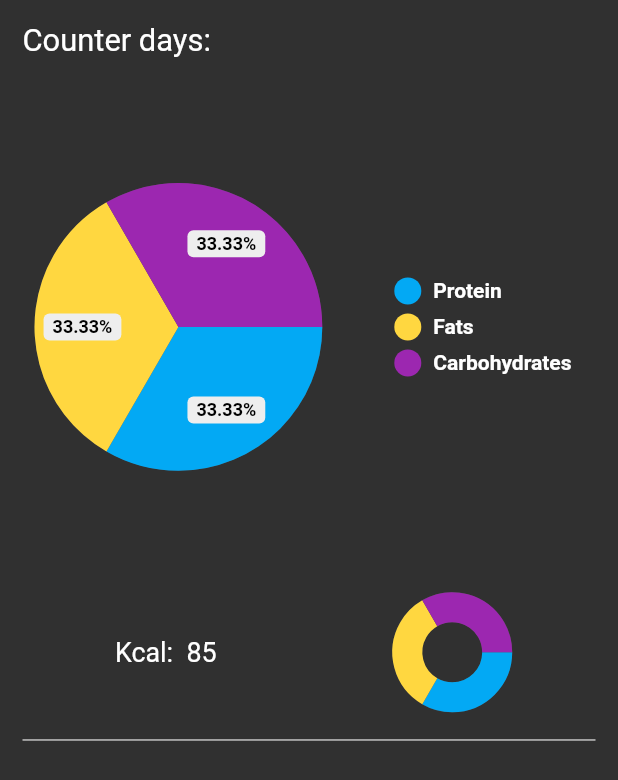
After one commit to KamilNibisz14/calorie_calculator, a Flutter app: the SummaryPage screen opened by its route, on a phone screen of 412 x 824 dp. The commit adds this screen. Shown: the top 780 px of the screen. Run offline on Flutter 3.47's test engine with Material 2 defaults, Android fonts, the phone set to English and light mode, and no system bars; drawn by our look-alikes of pie_chart; our stand-ins replace bloc, equatable, firebase_auth, firebase_core, flutter_bloc, form_builder_validators and 1 more; accounts and stored records are empty.

Commit message:
add summary page

```diff
--- a/lib/core/constants.dart
+++ b/lib/core/constants.dart
@@ -3,6 +3,10 @@ import 'package:flutter/material.dart';
 const Color mainColor = Color.fromARGB(255, 50, 80, 200);
 const bottomBarColor = Color(0xFF2A2A2A);
 const menuIconColor = Color(0xFFE1E1E1);
+const proteinColor = Colors.lightBlue;
+const fatsColor = Colors.amberAccent;
+const carbohydratesColor = Colors.purple;
+
 
 const getAccessInputDecoration = InputDecoration(
   enabledBorder: UnderlineInputBorder(
--- a/lib/features/calculate_day_calories/presentation/widgets/calorie_counter_widget.dart
+++ b/lib/features/calculate_day_calories/presentation/widgets/calorie_counter_widget.dart
@@ -34,7 +34,7 @@ class CalorieCounterWidget extends StatelessWidget {
                 unit: "g",
                 value: state.caloriesThroughoutTheDay.protein,
                 maxValue: state.calorieData.protein,
-                color: Colors.lightBlue,
+                color: proteinColor,
               )),
               Expanded(
                   child: BottomBarKcalWidget(
@@ -42,7 +42,7 @@ class CalorieCounterWidget extends StatelessWidget {
                 unit: "g",
                 value: state.caloriesThroughoutTheDay.fats,
                 maxValue: state.calorieData.fats,
-                color: Colors.amberAccent,
+                color: fatsColor,
               )),
               Expanded(
                   child: BottomBarKcalWidget(
@@ -50,7 +50,7 @@ class CalorieCounterWidget extends StatelessWidget {
                 unit: "g",
                 value: state.caloriesThroughoutTheDay.carbohydrates,
                 maxValue: state.calorieData.carbohydrates,
-                color: Colors.purple,
+                color: carbohydratesColor,
               )),
             ],
           );
--- /dev/null
+++ b/lib/features/summary/presentation/pages/summary_page.dart
@@ -0,0 +1,48 @@
+import 'package:flutter/material.dart';
+
+import '../widgets/day_data_widget.dart';
+import '../widgets/main_pie_chart.dart';
+
+class SummaryPage extends StatelessWidget {
+  static const id = "summary_page_id";
+  const SummaryPage({super.key});
+
+  @override
+  Widget build(BuildContext context) {
+    double screenWidth = MediaQuery.of(context).size.width;
+    double fontSize = screenWidth / 20;
+    return Scaffold(
+      body: SafeArea(
+        child: Padding(
+          padding: const EdgeInsets.all(15),
+          child: Column(
+            crossAxisAlignment: CrossAxisAlignment.start,
+            children: [
+              Text(
+                "Counter days: ",
+                style: TextStyle(
+                  fontSize: fontSize
+                ),
+              ),
+              MainPieChart(
+                carbohydratesValue: 5,
+                proteinValue: 5,
+                fatsValue: 5,
+              ),
+              Column(
+                crossAxisAlignment: CrossAxisAlignment.center,
+                children: [
+                  DayDataWidget(
+                    proteinValue: 5,
+                    fatsValue: 5,
+                    carbohydratesValue: 5,
+                  )
+                ],
+              ),
+            ],
+          ),
+        ),
+      ),
+    );
+  }
+}
--- /dev/null
+++ b/lib/features/summary/presentation/widgets/day_data_pie_chart.dart
@@ -0,0 +1,48 @@
+import 'package:flutter/material.dart';
+import 'package:pie_chart/pie_chart.dart';
+
+import '../../../../core/constants.dart';
+
+// ignore: must_be_immutable
+class DayDataPieChart extends StatelessWidget {
+  DayDataPieChart({
+    required this.carbohydratesValue,
+    required this.fatsValue,
+    required this.proteinValue,
+    super.key
+  });
+  double proteinValue;
+  double fatsValue;
+  double carbohydratesValue;
+
+  @override
+  Widget build(BuildContext context) {
+
+    double finalValue = carbohydratesValue + proteinValue + fatsValue;
+
+    final dataMap = <String, double>{
+      "Protein": proteinValue,
+      "Fats": fatsValue,
+      "Carbohydrates": carbohydratesValue,
+    };
+    final colorList = <Color>[
+      proteinColor,
+      fatsColor,
+      carbohydratesColor,
+    ];
+
+    return PieChart(
+      dataMap: dataMap,
+      chartType: ChartType.ring,
+      baseChartColor: Colors.grey[50]!.withOpacity(0.15),
+      colorList: colorList,
+      legendOptions: const LegendOptions(
+        showLegends: false
+      ),
+      chartValuesOptions: const ChartValuesOptions(
+        showChartValues: false
+      ),
+      totalValue: finalValue,
+    );
+  }
+}
--- /dev/null
+++ b/lib/features/summary/presentation/widgets/day_data_widget.dart
@@ -0,0 +1,56 @@
+import 'package:flutter/material.dart';
+
+import 'day_data_pie_chart.dart';
+
+class DayDataWidget extends StatelessWidget {
+  DayDataWidget({
+    required this.carbohydratesValue,
+    required this.fatsValue,
+    required this.proteinValue,
+    super.key
+  });
+  double proteinValue;
+  double fatsValue;
+  double carbohydratesValue;
+
+  @override
+  Widget build(BuildContext context) {
+    double screenWidth = MediaQuery.of(context).size.width;
+    double screenHeight = MediaQuery.of(context).size.height;
+    double fontSize = screenWidth / 23;
+    double dayDataHeight = screenHeight / 8.5;
+
+    int kcal = (4 *carbohydratesValue + 4 * proteinValue + 9 * fatsValue).ceil();
+
+    return Container(
+      padding: EdgeInsets.only(bottom: 20),
+      decoration: BoxDecoration(
+        border: Border(
+          bottom: BorderSide(width: 1, color: Colors.white70)
+        )
+      ),
+      height: dayDataHeight,
+      child: Row(
+        mainAxisAlignment: MainAxisAlignment.start,
+        children:[
+          Expanded(
+            child: Text(
+              "Kcal:  $kcal",
+              textAlign: TextAlign.center,
+              style: TextStyle(
+                fontSize: fontSize
+              ),
+            )
+          ),
+          Expanded(
+            child: DayDataPieChart(
+              proteinValue: proteinValue,
+              fatsValue: fatsValue,
+              carbohydratesValue: carbohydratesValue,
+            )
+          )
+        ]
+      ),
+    );
+  }
+}
--- /dev/null
+++ b/lib/features/summary/presentation/widgets/main_pie_chart.dart
@@ -0,0 +1,51 @@
+import 'package:calorie_calculator/core/constants.dart';
+import 'package:flutter/material.dart';
+import 'package:pie_chart/pie_chart.dart';
+
+
+// ignore: must_be_immutable
+class MainPieChart extends StatelessWidget {
+  MainPieChart({
+    required this.carbohydratesValue,
+    required this.fatsValue,
+    required this.proteinValue,
+    super.key
+  });
+  double proteinValue;
+  double fatsValue;
+  double carbohydratesValue;
+
+  @override
+  Widget build(BuildContext context) {
+
+    double finalValue = carbohydratesValue + proteinValue + fatsValue;
+
+    final dataMap = <String, double>{
+      "Protein": proteinValue,
+      "Fats": fatsValue,
+      "Carbohydrates": carbohydratesValue,
+    };
+    final colorList = <Color>[
+      proteinColor,
+      fatsColor,
+      carbohydratesColor,
+    ];
+    return Container(
+      margin: const EdgeInsets.symmetric(vertical: 75),
+      child: PieChart(
+        dataMap: dataMap,
+        chartType: ChartType.disc,
+        baseChartColor: Colors.grey[50]!.withOpacity(0.15),
+        colorList: colorList,
+        legendOptions: const LegendOptions(
+          legendPosition: LegendPosition.right
+        ),
+        chartValuesOptions: const ChartValuesOptions(
+          showChartValuesInPercentage: true,
+          decimalPlaces: 2
+        ),
+        totalValue: finalValue,
+      ),
+    );
+  }
+}
--- a/lib/main.dart
+++ b/lib/main.dart
@@ -1,5 +1,6 @@
 import 'package:calorie_calculator/features/fill_user_data/presentation/pages/fill_user_data_page.dart';
 import 'package:calorie_calculator/features/menu/presentation/pages/main_menu_page.dart';
+import 'package:calorie_calculator/features/summary/presentation/pages/summary_page.dart';
 import 'package:firebase_core/firebase_core.dart';
 import 'package:flutter/material.dart';
 import 'package:flutter/services.dart';
@@ -51,7 +52,8 @@ class MyApp extends StatelessWidget {
         FillUserDataPage.id: (context) => const FillUserDataPage(),
         GetAccessPage.id: (context) => const GetAccessPage(),
         CalculateDayCaloriesPage.id : (context) => const CalculateDayCaloriesPage(),
-        AboutPage.id : (context) => const AboutPage()
+        AboutPage.id : (context) => const AboutPage(),
+        SummaryPage.id : (context) => const SummaryPage()
       },
     );
   }
--- a/pubspec.yaml
+++ b/pubspec.yaml
@@ -44,6 +44,7 @@ dependencies:
   firebase_auth: ^4.1.0
   cloud_firestore: ^4.0.3
   get_it: ^7.2.0
+  pie_chart: ^5.3.2
 
 dev_dependencies:
   flutter_test:
```
Also changed, not shown: pubspec.lock.
